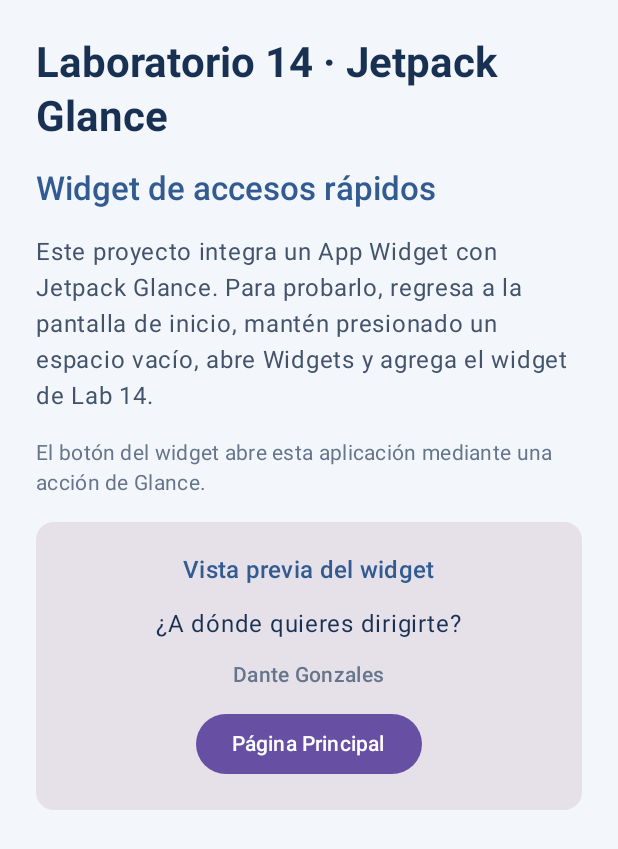
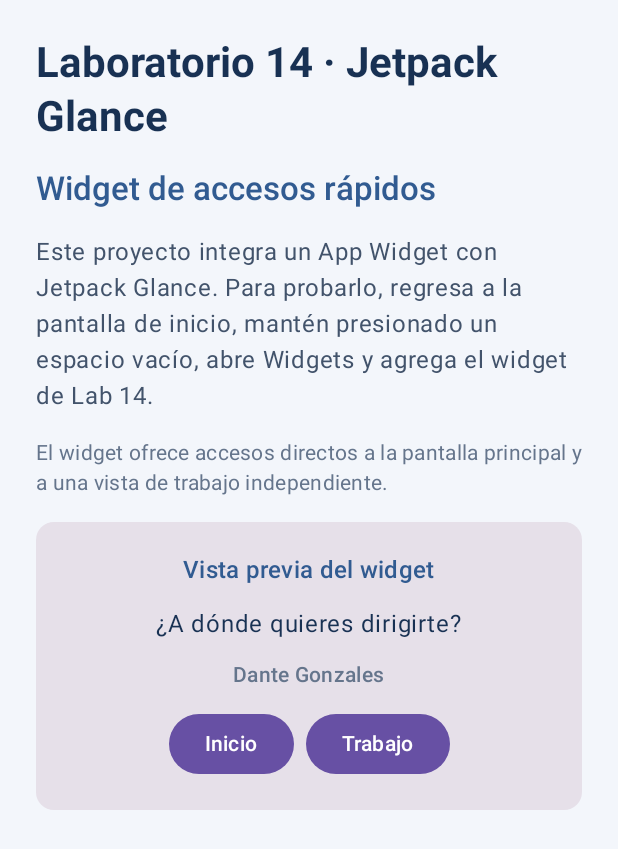
Before and after one commit to DanteDGRTX/LAB-14-ANDROID, an Android app built with Jetpack Compose: the screen it shows after launch (MainActivity), on a phone screen of 412 x 824 dp. Shown: the top 849 px of the screen. Run offline under Robolectric (Android 15) with nearby library versions, the phone set to English and light mode, and no system bars.

Commit message:
Preview both widget destinations in app

```diff
--- a/app/src/main/java/com/example/lab14_android/MainActivity.kt
+++ b/app/src/main/java/com/example/lab14_android/MainActivity.kt
@@ -1,5 +1,6 @@
 package com.example.lab14_android
 
+import android.content.Intent
 import android.os.Bundle
 import android.widget.Toast
 import androidx.activity.ComponentActivity
@@ -9,6 +10,7 @@ import androidx.compose.foundation.layout.Column
 import androidx.compose.foundation.layout.fillMaxSize
 import androidx.compose.foundation.layout.fillMaxWidth
 import androidx.compose.foundation.layout.padding
+import androidx.compose.foundation.layout.Row
 import androidx.compose.foundation.rememberScrollState
 import androidx.compose.foundation.verticalScroll
 import androidx.compose.material3.Button
@@ -68,7 +70,7 @@ private fun WidgetSetupScreen() {
             color = Color(0xFF42536B),
         )
         Text(
-            text = "El botón del widget abre esta aplicación mediante una acción de Glance.",
+            text = "El widget ofrece accesos directos a la pantalla principal y a una vista de trabajo independiente.",
             style = MaterialTheme.typography.bodyMedium,
             color = Color(0xFF65758C),
         )
@@ -97,12 +99,21 @@ private fun WidgetSetupScreen() {
                     color = Color(0xFF65758C),
                     fontWeight = FontWeight.Medium,
                 )
-                Button(
-                    onClick = {
-                        Toast.makeText(context, "Ya estás en la página principal", Toast.LENGTH_SHORT).show()
-                    },
-                ) {
-                    Text("Página Principal")
+                Row(horizontalArrangement = Arrangement.spacedBy(8.dp)) {
+                    Button(
+                        onClick = {
+                            Toast.makeText(context, "Ya estás en la página principal", Toast.LENGTH_SHORT).show()
+                        },
+                    ) {
+                        Text("Inicio")
+                    }
+                    Button(
+                        onClick = {
+                            context.startActivity(Intent(context, WorkActivity::class.java))
+                        },
+                    ) {
+                        Text("Trabajo")
+                    }
                 }
             }
         }
```
